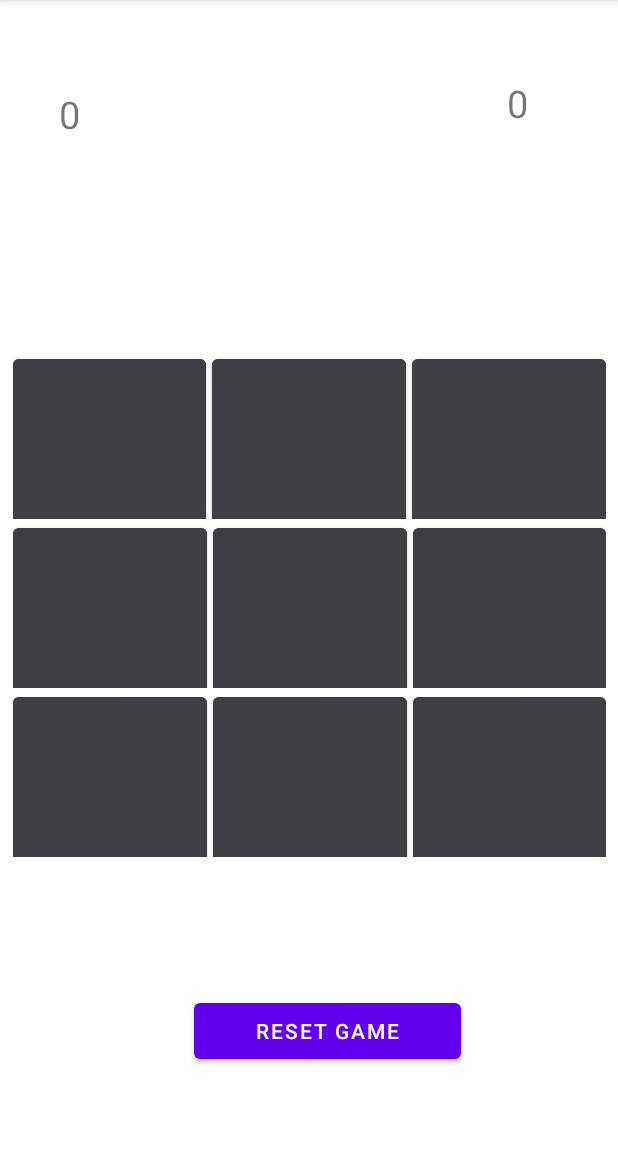
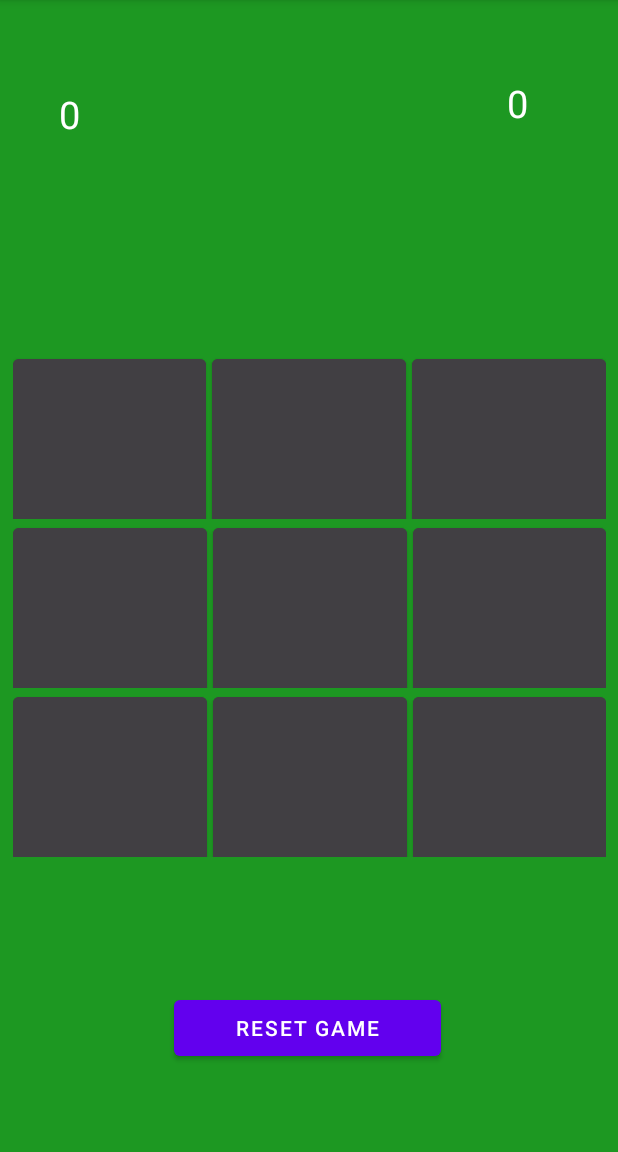
Before and after one commit to Ashish-Verma-MNNIT/Noughts-Crosses, an Android app: the Playground screen opened directly, with no data from a screen before it, on a phone screen of 412 x 824 dp, the part 84-1236 px from its top. Run offline under Robolectric (Android 15) with nearby library versions, the phone set to English and light mode, and no system bars.

Commit message:
Noughts & Crosses

```diff
--- a/app/src/main/res/layout/activity_playground.xml
+++ b/app/src/main/res/layout/activity_playground.xml
@@ -5,6 +5,7 @@
     android:layout_width="match_parent"
     android:layout_height="match_parent"
     tools:context=".MainActivity"
+    android:background="@color/teal_200"
     tools:ignore="UnknownId">
 
     <LinearLayout
@@ -184,8 +185,10 @@
         android:layout_marginEnd="280dp"
         android:layout_marginRight="280dp"
         android:text="Player One"
+        android:gravity="center"
         android:textSize="20sp"
         android:visibility="visible"
+        android:textColor="@color/white"
         app:layout_constraintBottom_toBottomOf="parent"
         app:layout_constraintEnd_toEndOf="parent"
         app:layout_constraintLeft_toLeftOf="parent"
@@ -197,8 +200,10 @@
         android:layout_width="wrap_content"
         android:layout_height="wrap_content"
         android:text="0"
+        android:textColor="@color/white"
         android:textSize="25sp"
         android:visibility="visible"
+        android:gravity="center"
         app:layout_constraintBottom_toBottomOf="parent"
         app:layout_constraintEnd_toEndOf="parent"
         app:layout_constraintHorizontal_bias="0.098"
@@ -213,6 +218,8 @@
         android:layout_marginEnd="8dp"
         android:layout_marginRight="8dp"
         android:text="Player Two"
+        android:textColor="@color/white"
+        android:gravity="center"
         android:textSize="20sp"
         android:visibility="visible"
         app:layout_constraintBottom_toBottomOf="parent"
@@ -231,6 +238,8 @@
         android:layout_marginEnd="60dp"
         android:layout_marginRight="60dp"
         android:text="0"
+        android:textColor="@color/white"
+        android:gravity="center"
         android:textSize="25sp"
         android:visibility="visible"
         app:layout_constraintBottom_toBottomOf="parent"
@@ -258,13 +267,15 @@
         android:layout_width="178dp"
         android:layout_height="49dp"
         android:layout_marginBottom="28dp"
+        android:gravity="center"
         android:text="Reset Game"
+        android:textColor="@color/white"
         app:layout_constraintBottom_toBottomOf="parent"
         app:layout_constraintEnd_toEndOf="parent"
-        app:layout_constraintHorizontal_bias="0.553"
+        app:layout_constraintHorizontal_bias="0.497"
         app:layout_constraintStart_toStartOf="parent"
         app:layout_constraintTop_toBottomOf="@+id/PlayerStatus"
-        app:layout_constraintVertical_bias="0.949" />
-        app:layout_constraintTop_toBottomOf="@+id/linearLayout2"
+        app:layout_constraintVertical_bias="0.946" />
+       app:layout_constraintTop_toBottomOf="@+id/linearLayout2"
         app:layout_constraintVertical_bias="0.794" />
 </androidx.constraintlayout.widget.ConstraintLayout>
--- a/app/src/main/res/values/colors.xml
+++ b/app/src/main/res/values/colors.xml
@@ -3,8 +3,9 @@
     <color name="purple_200">#FFBB86FC</color>
     <color name="purple_500">#FF6200EE</color>
     <color name="purple_700">#FF3700B3</color>
-    <color name="teal_200">#FF03DAC5</color>
+    <color name="teal_200">#1D9822</color>
     <color name="teal_700">#FF018786</color>
     <color name="black">#FF000000</color>
     <color name="white">#FFFFFFFF</color>
+    <color name="background">#4C4747</color>
 </resources>
```
Also changed, not shown: app/src/main/res/layout/activity_main.xml (+7 -2 lines).
